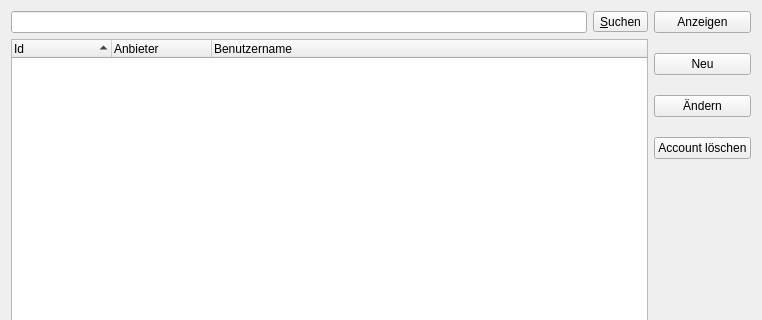
Before: the Qt Designer form accountliste.ui in Kri-7-q/PWMangerUI, drawn with Qt 5; both pictures show x 0 to 762 and y 0 to 320 of the 762 by 497 pixel window.
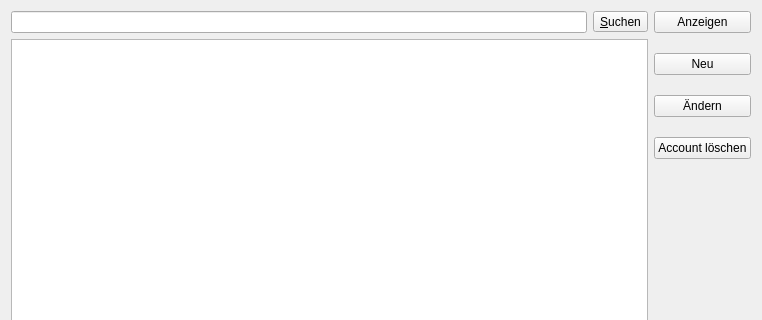
After: the same form once the commit is applied.

Commit message:
Umbau: TreeView und Model
Umgebaut von QTreeWidget zu QTreeView mit Model.

The edit to the form file:
```diff
--- a/accountliste.ui
+++ b/accountliste.ui
@@ -40,64 +40,28 @@
       </layout>
      </item>
      <item>
-      <widget class="QTreeWidget" name="twAccountList">
-       <property name="palette">
-        <palette>
-         <active>
-          <colorrole role="Base">
-           <brush brushstyle="SolidPattern">
-            <color alpha="255">
-             <red>255</red>
-             <green>255</green>
-             <blue>255</blue>
-            </color>
-           </brush>
-          </colorrole>
-         </active>
-         <inactive>
-          <colorrole role="Base">
-           <brush brushstyle="SolidPattern">
-            <color alpha="255">
-             <red>255</red>
-             <green>255</green>
-             <blue>255</blue>
-            </color>
-           </brush>
-          </colorrole>
-         </inactive>
-         <disabled/>
-        </palette>
-       </property>
-       <property name="autoFillBackground">
+      <widget class="QTreeView" name="twAccountList">
+       <property name="showDropIndicator" stdset="0">
         <bool>true</bool>
        </property>
+       <property name="rootIsDecorated">
+        <bool>false</bool>
+       </property>
        <property name="itemsExpandable">
         <bool>false</bool>
        </property>
-       <property name="sortingEnabled">
+       <property name="allColumnsShowFocus">
         <bool>true</bool>
        </property>
        <property name="expandsOnDoubleClick">
         <bool>false</bool>
        </property>
-       <property name="columnCount">
-        <number>3</number>
-       </property>
-       <column>
-        <property name="text">
-         <string>Id</string>
-        </property>
-       </column>
-       <column>
-        <property name="text">
-         <string>Anbieter</string>
-        </property>
-       </column>
-       <column>
-        <property name="text">
-         <string>Benutzername</string>
-        </property>
-       </column>
+       <attribute name="headerVisible">
+        <bool>true</bool>
+       </attribute>
+       <attribute name="headerDefaultSectionSize">
+        <number>200</number>
+       </attribute>
       </widget>
      </item>
      <item>
```
The commit also changes 12 other files.
